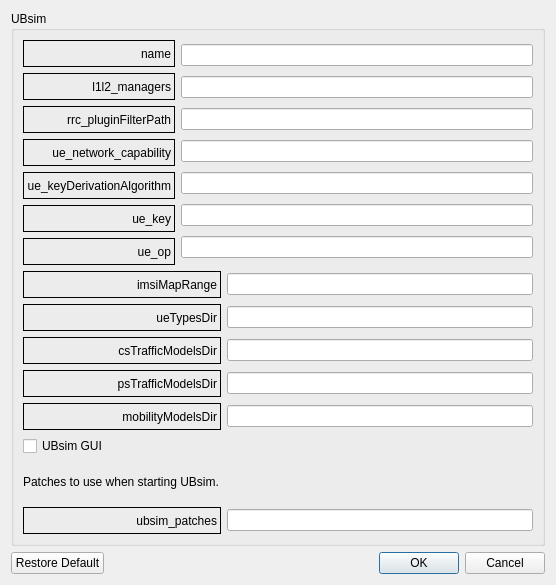
First picture: the form in LTEsimGeneratorGUI/Ui/DataForms/ubsimform.ui, repository moniss23/junit4, before the edit.
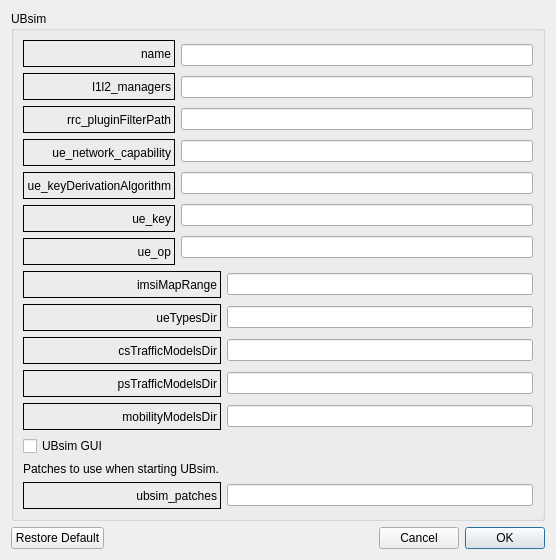
Second picture: the form after the edit.

The edit to the form file:
```diff
--- a/LTEsimGeneratorGUI/Ui/DataForms/ubsimform.ui
+++ b/LTEsimGeneratorGUI/Ui/DataForms/ubsimform.ui
@@ -7,7 +7,7 @@
     <x>0</x>
     <y>0</y>
     <width>556</width>
-    <height>585</height>
+    <height>520</height>
    </rect>
   </property>
   <property name="windowTitle">
@@ -516,11 +516,58 @@
        </property>
       </widget>
      </item>
+     <item>
+      <spacer name="horizontalSpacer">
+       <property name="orientation">
+        <enum>Qt::Horizontal</enum>
+       </property>
+       <property name="sizeHint" stdset="0">
+        <size>
+         <width>40</width>
+         <height>20</height>
+        </size>
+       </property>
+      </spacer>
+     </item>
+     <item>
+      <spacer name="horizontalSpacer_2">
+       <property name="orientation">
+        <enum>Qt::Horizontal</enum>
+       </property>
+       <property name="sizeHint" stdset="0">
+        <size>
+         <width>40</width>
+         <height>20</height>
+        </size>
+       </property>
+      </spacer>
+     </item>
      <item>
       <widget class="QDialogButtonBox" name="buttonBox">
+       <property name="enabled">
+        <bool>true</bool>
+       </property>
+       <property name="maximumSize">
+        <size>
+         <width>200</width>
+         <height>16777215</height>
+        </size>
+       </property>
+       <property name="layoutDirection">
+        <enum>Qt::RightToLeft</enum>
+       </property>
+       <property name="autoFillBackground">
+        <bool>false</bool>
+       </property>
+       <property name="orientation">
+        <enum>Qt::Horizontal</enum>
+       </property>
        <property name="standardButtons">
         <set>QDialogButtonBox::Cancel|QDialogButtonBox::Ok</set>
        </property>
+       <property name="centerButtons">
+        <bool>false</bool>
+       </property>
       </widget>
      </item>
     </layout>
```
